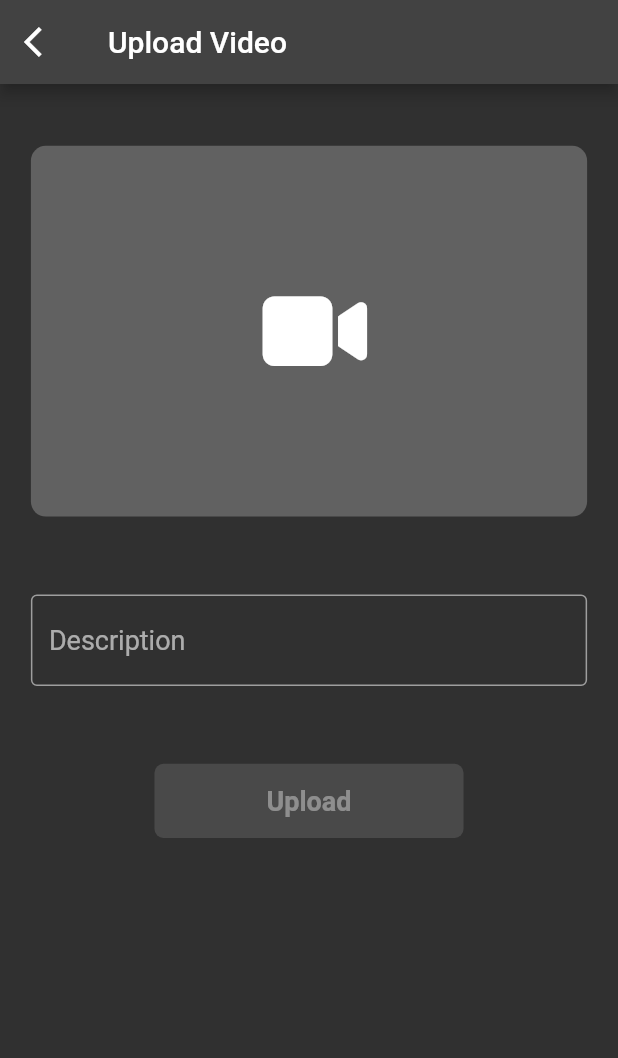
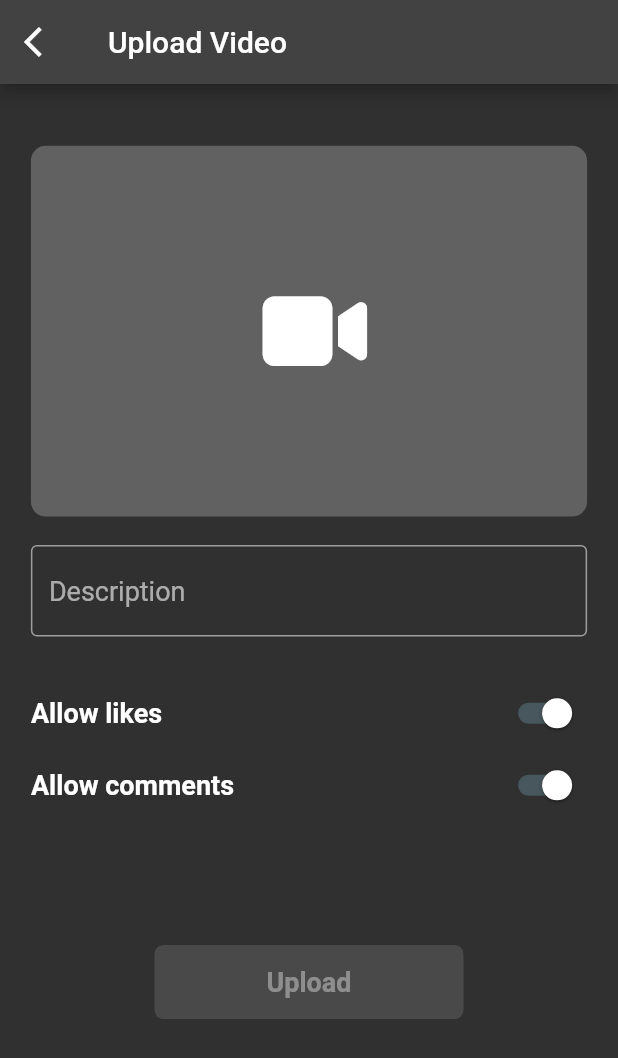
Before and after one commit to HoussemBousmaha/Instagram, a Flutter app: the UploadVideoView screen opened by its route, on a phone screen of 412 x 824 dp. Shown: the top 1058 px of the screen. Run offline on Flutter 3.47's test engine with Material 2 defaults, Android fonts, the phone set to English and light mode, and no system bars; our stand-ins replace cloud_firestore, dartz, equatable, firebase_auth, firebase_core, firebase_storage and 7 more; missing offline and left inert: video_thumbnail; accounts and stored records are empty; statements that could not run were skipped.

Commit message:
Add The Ability To Set Some Settings ( isLikeable, isCommentable ) On Each Post Before Posting It

```diff
--- a/lib/features/posts/data/datasource/post_remote_datasource.dart
+++ b/lib/features/posts/data/datasource/post_remote_datasource.dart
@@ -48,6 +48,7 @@ class PostRemoteDataSourceImpl implements PostRemoteDataSource {
       final fileId = const Uuid().v4();
       final aspectRatio = request.aspectRatio;
       final description = request.description;
+      final settings = request.settings;
 
       // root storage reference
       final userStorageRef = _firebaseStorage.ref().child(userId);
@@ -92,6 +93,7 @@ class PostRemoteDataSourceImpl implements PostRemoteDataSource {
         PostJsonKeys.thumbnailId: fileId,
         PostJsonKeys.description: description,
         PostJsonKeys.aspectRatio: aspectRatio,
+        PostJsonKeys.settings: settings.toJson(),
         PostJsonKeys.createdAt: FieldValue.serverTimestamp(),
       };
 
--- a/lib/features/posts/data/model/create_post_request.dart
+++ b/lib/features/posts/data/model/create_post_request.dart
@@ -3,6 +3,7 @@ import 'dart:io';
 import 'package:equatable/equatable.dart';
 import 'package:flutter/foundation.dart';
 
+import '../../domain/entity/post_settings.dart';
 import '../../presentation/constants/enums.dart';
 
 @immutable
@@ -12,6 +13,7 @@ class CreatePostRequest extends Equatable {
   final String description;
   final double aspectRatio;
   final FileType type;
+  final PostSettings settings;
 
   const CreatePostRequest({
     required this.file,
@@ -19,8 +21,9 @@ class CreatePostRequest extends Equatable {
     required this.description,
     required this.type,
     required this.aspectRatio,
+    required this.settings,
   });
 
   @override
-  List<Object?> get props => [file, thumbnail, type, aspectRatio];
+  List<Object?> get props => [file, thumbnail, type, aspectRatio, settings];
 }
--- a/lib/features/posts/data/model/post_model.dart
+++ b/lib/features/posts/data/model/post_model.dart
@@ -2,6 +2,7 @@ import 'package:cloud_firestore/cloud_firestore.dart';
 import 'package:equatable/equatable.dart';
 import 'package:flutter/material.dart';
 
+import '../../domain/entity/post_settings.dart';
 import '../../presentation/constants/enums.dart';
 import '../../presentation/constants/post_constants.dart';
 
@@ -16,7 +17,9 @@ class PostModel extends Equatable {
   final String? thumbnailId;
   final String? description;
   final double? aspectRatio;
+  final PostSettings? settings;
   final DateTime? createdAt;
+
   const PostModel({
     this.id,
     this.userId,
@@ -27,6 +30,7 @@ class PostModel extends Equatable {
     this.thumbnailId,
     this.description,
     this.aspectRatio,
+    this.settings,
     this.createdAt,
   });
 
@@ -41,6 +45,7 @@ class PostModel extends Equatable {
       thumbnailId: json[PostJsonKeys.thumbnailId],
       description: json[PostJsonKeys.description],
       aspectRatio: json[PostJsonKeys.aspectRatio],
+      settings: PostSettings.fromJson(json[PostJsonKeys.settings]),
       createdAt: (json[PostJsonKeys.createdAt] as Timestamp).toDate(),
     );
   }
@@ -56,6 +61,7 @@ class PostModel extends Equatable {
         thumbnailId,
         description,
         aspectRatio,
+        settings,
         createdAt,
       ];
 
--- a/lib/features/posts/domain/entity/post.dart
+++ b/lib/features/posts/domain/entity/post.dart
@@ -3,6 +3,7 @@ import 'package:flutter/material.dart';
 
 import '../../data/model/post_model.dart';
 import '../../presentation/constants/enums.dart';
+import 'post_settings.dart';
 
 @immutable
 class PostEntity extends Equatable {
@@ -15,6 +16,7 @@ class PostEntity extends Equatable {
   final String thumbnailId;
   final String description;
   final double aspectRatio;
+  final PostSettings settings;
   final DateTime createdAt;
 
   const PostEntity({
@@ -27,6 +29,7 @@ class PostEntity extends Equatable {
     required this.thumbnailId,
     required this.description,
     required this.aspectRatio,
+    required this.settings,
     required this.createdAt,
   });
 
@@ -41,6 +44,7 @@ class PostEntity extends Equatable {
       thumbnailId: postModel.thumbnailId!,
       description: postModel.description!,
       aspectRatio: postModel.aspectRatio!,
+      settings: postModel.settings!,
       createdAt: postModel.createdAt!,
     );
   }
@@ -56,6 +60,7 @@ class PostEntity extends Equatable {
         thumbnailId,
         description,
         aspectRatio,
+        settings,
         createdAt,
       ];
 
--- a/lib/features/posts/domain/entity/post_info.dart
+++ b/lib/features/posts/domain/entity/post_info.dart
@@ -4,17 +4,21 @@ import 'package:equatable/equatable.dart';
 import 'package:flutter/material.dart';
 
 import '../../presentation/constants/enums.dart';
+import 'post_settings.dart';
 
 @immutable
 class PostInfo extends Equatable {
   final File? file;
   final double? aspectRatio;
   final String? description;
+  final PostSettings settings;
   final FileType type;
+
   const PostInfo({
     this.file,
     this.aspectRatio,
     this.description,
+    this.settings = const PostSettings(isCommentable: true, isLikeable: true),
     required this.type,
   });
 
@@ -23,7 +27,7 @@ class PostInfo extends Equatable {
   bool get isAllValid => file != null && aspectRatio != null && description != null && description!.isNotEmpty;
 
   @override
-  List<Object?> get props => [file, aspectRatio, description, type];
+  List<Object?> get props => [file, aspectRatio, description, settings, type];
 
   @override
   bool get stringify => true;
--- a/lib/features/posts/domain/usecase/create_post_usecase.dart
+++ b/lib/features/posts/domain/usecase/create_post_usecase.dart
@@ -8,6 +8,7 @@ import '../../data/model/create_post_request.dart';
 import '../../presentation/constants/enums.dart';
 import '../entity/post.dart';
 import '../entity/post_failure.dart';
+import '../entity/post_settings.dart';
 import '../repository/post_repo.dart';
 
 @immutable
@@ -24,6 +25,7 @@ class CreatePostUseCase extends BaseUseCase<PostEntity, PostFailure, CreatePostU
       description: params.description,
       type: params.type,
       aspectRatio: params.aspectRatio,
+      settings: params.settings,
     );
     return await _postRepo.createPost(request);
   }
@@ -36,6 +38,7 @@ class CreatePostUseCaseParams {
   final String description;
   final FileType type;
   final double aspectRatio;
+  final PostSettings settings;
 
   const CreatePostUseCaseParams({
     required this.imageFile,
@@ -43,5 +46,6 @@ class CreatePostUseCaseParams {
     required this.description,
     required this.type,
     required this.aspectRatio,
+    required this.settings,
   });
 }
--- a/lib/features/posts/presentation/provider/notifier/post_notifier.dart
+++ b/lib/features/posts/presentation/provider/notifier/post_notifier.dart
@@ -69,6 +69,7 @@ class PostNotifierImpl extends PostNotifier {
     final file = postInfo.file;
     final description = postInfo.description;
     final aspectRatio = postInfo.aspectRatio;
+    final settings = postInfo.settings;
 
     if (file == null || aspectRatio == null || description == null) return;
 
@@ -85,6 +86,7 @@ class PostNotifierImpl extends PostNotifier {
         type: type,
         description: description,
         aspectRatio: aspectRatio,
+        settings: settings,
       ),
     );
 
--- /dev/null
+++ b/lib/features/posts/presentation/provider/notifier/post_settings_notifier_provider.dart
@@ -0,0 +1,8 @@
+import 'package:hooks_riverpod/hooks_riverpod.dart';
+
+import '../../../domain/entity/post_settings.dart';
+import 'post_settings_notifier.dart';
+
+final postSettingsNotifierProvider = StateNotifierProvider<PostSettingsNotifier, PostSettings>(
+  (ref) => PostSettingsNotifierImpl(),
+);
--- a/lib/features/posts/presentation/view/upload_photo.dart
+++ b/lib/features/posts/presentation/view/upload_photo.dart
@@ -3,11 +3,12 @@ import 'package:go_router/go_router.dart';
 import 'package:hooks_riverpod/hooks_riverpod.dart';
 
 import '../../../../core/handler/loading_dialog_handler.dart';
+import '../button/upload_post_button.dart';
 import '../constants/enums.dart';
 import '../handler/post_failure_handler.dart';
+import '../widget/card_post_settings.dart';
 import '../widget/description_text_field.dart';
 import '../widget/pick_image_preview.dart';
-import '../button/upload_post_button.dart';
 
 class UplaodImageView extends HookConsumerWidget {
   const UplaodImageView({super.key});
@@ -35,6 +36,8 @@ class UplaodImageView extends HookConsumerWidget {
               const PickImagePreview(),
               SizedBox(height: size.height * 0.01),
               const DescriptionTextField(type: FileType.image),
+              SizedBox(height: size.height * 0.02),
+              const PostSettingsCard(type: FileType.image),
               SizedBox(height: size.height * 0.1),
               const UploadPostButton(type: FileType.image),
               SizedBox(height: size.height * 0.2),
--- a/lib/features/posts/presentation/view/upload_video.dart
+++ b/lib/features/posts/presentation/view/upload_video.dart
@@ -6,6 +6,7 @@ import '../../../../core/handler/loading_dialog_handler.dart';
 import '../button/upload_post_button.dart';
 import '../constants/enums.dart';
 import '../handler/post_failure_handler.dart';
+import '../widget/card_post_settings.dart';
 import '../widget/description_text_field.dart';
 import '../widget/pick_video_preview.dart';
 
@@ -33,10 +34,13 @@ class UploadVideoView extends HookConsumerWidget {
             children: [
               SizedBox(height: size.height * .05),
               const PickVideoPreview(),
-              SizedBox(height: size.height * .05),
+              SizedBox(height: size.height * .01),
               const DescriptionTextField(type: FileType.video),
-              SizedBox(height: size.height * .05),
+              SizedBox(height: size.height * .02),
+              const PostSettingsCard(type: FileType.video),
+              SizedBox(height: size.height * .1),
               const UploadPostButton(type: FileType.video),
+              SizedBox(height: size.height * .2),
             ],
           ),
         ),
--- /dev/null
+++ b/lib/features/posts/presentation/widget/card_post_settings.dart
@@ -0,0 +1,76 @@
+import 'package:flutter/material.dart';
+import 'package:flutter_hooks/flutter_hooks.dart';
+import 'package:hooks_riverpod/hooks_riverpod.dart';
+
+import '../constants/enums.dart';
+import '../provider/notifier/post_info_notifier_provider.dart';
+import '../provider/notifier/post_settings_notifier_provider.dart';
+
+class PostSettingsCard extends HookConsumerWidget {
+  const PostSettingsCard({Key? key, required this.type}) : super(key: key);
+
+  final FileType type;
+
+  @override
+  Widget build(BuildContext context, WidgetRef ref) {
+    final size = MediaQuery.of(context).size;
+    final isLikeable = useState(true);
+    final isCommentable = useState(true);
+
+    // final postSettings = ref.watch(postSettingsNotifierProvider);
+    // final postInfo = ref.watch(postInfoNotifierProvider(type));
+
+    return SizedBox(
+      width: size.width * .9,
+      child: Column(
+        crossAxisAlignment: CrossAxisAlignment.start,
+        children: [
+          Row(
+            mainAxisAlignment: MainAxisAlignment.spaceBetween,
+            children: [
+              const Text(
+                'Allow likes',
+                style: TextStyle(fontSize: 18, fontWeight: FontWeight.bold, color: Colors.white),
+              ),
+              Switch.adaptive(
+                thumbColor: MaterialStateProperty.all(Colors.white),
+                activeColor: Colors.blueGrey,
+                value: isCommentable.value,
+                onChanged: (value) {
+                  isCommentable.value = value;
+                  ref.read(postSettingsNotifierProvider.notifier).setIsCommentable(value);
+
+                  final postSettings = ref.read(postSettingsNotifierProvider);
+
+                  ref.read(postInfoNotifierProvider(type).notifier).setSettings(postSettings);
+                },
+              ),
+            ],
+          ),
+          Row(
+            mainAxisAlignment: MainAxisAlignment.spaceBetween,
+            children: [
+              const Text(
+                'Allow comments',
+                style: TextStyle(fontSize: 18, fontWeight: FontWeight.bold, color: Colors.white),
+              ),
+              Switch.adaptive(
+                thumbColor: MaterialStateProperty.all(Colors.white),
+                activeColor: Colors.blueGrey,
+                value: isLikeable.value,
+                onChanged: (value) {
+                  isLikeable.value = value;
+                  ref.read(postSettingsNotifierProvider.notifier).setIsLikeable(value);
+
+                  final postSettings = ref.read(postSettingsNotifierProvider);
+
+                  ref.read(postInfoNotifierProvider(type).notifier).setSettings(postSettings);
+                },
+              ),
+            ],
+          ),
+        ],
+      ),
+    );
+  }
+}
--- a/lib/features/posts/presentation/widget/description_text_field.dart
+++ b/lib/features/posts/presentation/widget/description_text_field.dart
@@ -18,7 +18,7 @@ class DescriptionTextField extends HookConsumerWidget {
     useEffect(
       () {
         controller.addListener(
-          () => ref.read(postInfoNotifierProvider(type).notifier).updateDescription(controller.text),
+          () => ref.read(postInfoNotifierProvider(type).notifier).setDescription(controller.text),
         );
         return null;
       },
--- a/lib/features/posts/presentation/widget/pick_image_preview.dart
+++ b/lib/features/posts/presentation/widget/pick_image_preview.dart
@@ -3,8 +3,8 @@ import 'dart:io';
 import 'package:flutter/material.dart';
 import 'package:flutter_hooks/flutter_hooks.dart';
 import 'package:hooks_riverpod/hooks_riverpod.dart';
-import 'package:instagram/features/posts/presentation/constants/enums.dart';
 
+import '../constants/enums.dart';
 import '../extension/post_extensions.dart';
 import '../provider/notifier/post_info_notifier_provider.dart';
 import '../provider/notifier/post_notifier_provider.dart';
@@ -37,8 +37,8 @@ class PickImagePreview extends HookConsumerWidget {
       }
       imageNotifier.value = image;
       aspectRatioNotifier.value = await image.imageAspectRatio;
-      postInfoNotifier.updateFile(image);
-      postInfoNotifier.updateAspectRatio(aspectRatioNotifier.value);
+      postInfoNotifier.setFile(image);
+      postInfoNotifier.setAspectRatio(aspectRatioNotifier.value);
 
       isPicked.value = true;
       isLoading.value = false;
--- a/lib/features/posts/presentation/widget/pick_video_preview.dart
+++ b/lib/features/posts/presentation/widget/pick_video_preview.dart
@@ -39,8 +39,8 @@ class PickVideoPreview extends HookConsumerWidget {
 
       videoNotifier.value = video;
       aspectRatioNotifier.value = await video.videoAspectRatio;
-      postInfoNotifier.updateFile(video);
-      postInfoNotifier.updateAspectRatio(aspectRatioNotifier.value);
+      postInfoNotifier.setFile(video);
+      postInfoNotifier.setAspectRatio(aspectRatioNotifier.value);
 
       isVideoPicked.value = true;
       isLoading.value = false;
```
Also changed, not shown: lib/features/posts/domain/entity/post_settings.dart (added, +32 -0 lines), lib/features/posts/presentation/constants/post_constants.dart (+9 -0 lines), lib/features/posts/presentation/provider/notifier/post_info_notifier.dart (+23 -6 lines), lib/features/posts/presentation/provider/notifier/post_settings_notifier.dart (added, +26 -0 lines).
